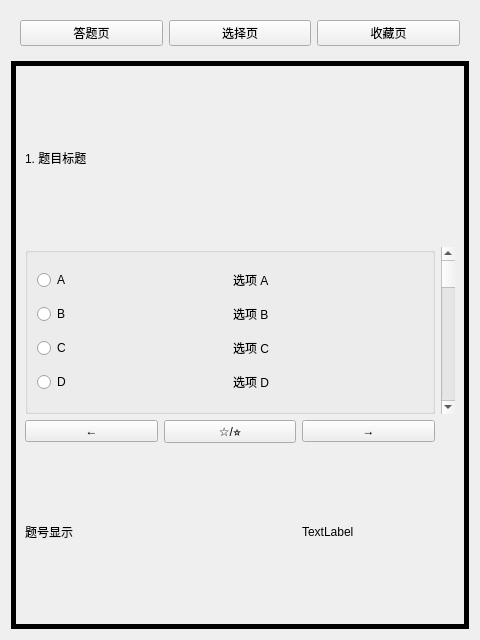
The window that src/ui/widgetOfStart.ui (azh-1415926/CS_Contest) describes before a commit, drawn with Qt 5.
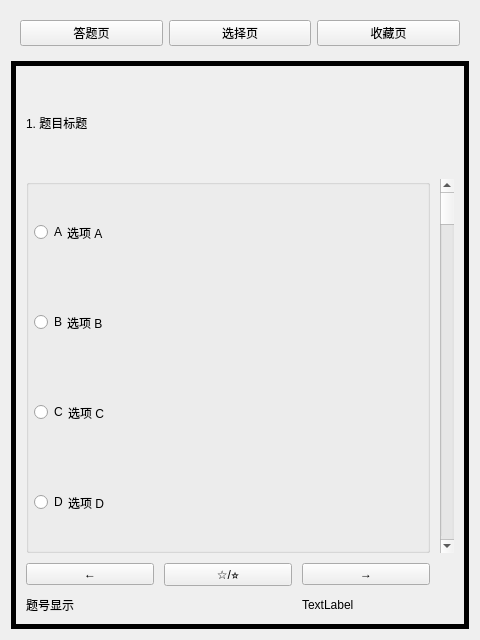
The same window after the commit. Custom widgets are drawn as their Qt base class.

Patch:
```diff
--- a/src/ui/widgetOfStart.ui
+++ b/src/ui/widgetOfStart.ui
@@ -50,18 +50,26 @@
       <number>0</number>
      </property>
      <widget class="QWidget" name="pageOfQuestion">
-      <layout class="QGridLayout" name="gridLayout">
-       <item row="1" column="3">
-        <widget class="QScrollBar" name="scrollOfQuestion">
-         <property name="orientation">
-          <enum>Qt::Vertical</enum>
-         </property>
-        </widget>
-       </item>
-       <item row="0" column="0" colspan="2">
-        <widget class="QLabel" name="textOfQuestion">
+      <layout class="QGridLayout" name="layoutOfQuestionPage" rowstretch="1,4,1,0" columnminimumwidth="0,0,0,0">
+       <property name="leftMargin">
+        <number>10</number>
+       </property>
+       <property name="topMargin">
+        <number>10</number>
+       </property>
+       <property name="rightMargin">
+        <number>10</number>
+       </property>
+       <property name="bottomMargin">
+        <number>10</number>
+       </property>
+       <property name="spacing">
+        <number>10</number>
+       </property>
+       <item row="2" column="1">
+        <widget class="QPushButton" name="collectButton">
          <property name="text">
-          <string>1. 题目标题</string>
+          <string>☆/⭐</string>
          </property>
         </widget>
        </item>
@@ -72,13 +80,6 @@
          </property>
         </widget>
        </item>
-       <item row="3" column="2" colspan="2">
-        <widget class="QLabel" name="sumOfQuestions">
-         <property name="text">
-          <string>TextLabel</string>
-         </property>
-        </widget>
-       </item>
        <item row="3" column="0">
         <widget class="QLabel" name="indexOfCurrentQuestion">
          <property name="enabled">
@@ -92,82 +93,145 @@
          </property>
         </widget>
        </item>
+       <item row="3" column="2" colspan="2">
+        <widget class="QLabel" name="sumOfQuestions">
+         <property name="text">
+          <string>TextLabel</string>
+         </property>
+        </widget>
+       </item>
+       <item row="0" column="0" colspan="2">
+        <widget class="QLabel" name="textOfQuestion">
+         <property name="text">
+          <string>1. 题目标题</string>
+         </property>
+        </widget>
+       </item>
+       <item row="2" column="2">
+        <widget class="QPushButton" name="nextButton">
+         <property name="text">
+          <string>→</string>
+         </property>
+        </widget>
+       </item>
        <item row="1" column="0" colspan="3">
-        <widget class="QGroupBox" name="optionOfQuestion">
+        <widget class="QGroupBox" name="optionsOfQuestion">
          <property name="title">
           <string/>
          </property>
-         <layout class="QGridLayout" name="gridLayout_2">
-          <item row="0" column="0">
+         <layout class="QVBoxLayout" name="layoutOfOptions" stretch="1,1,1,1">
+          <property name="spacing">
+           <number>5</number>
+          </property>
+          <property name="leftMargin">
+           <number>5</number>
+          </property>
+          <property name="topMargin">
+           <number>5</number>
+          </property>
+          <property name="rightMargin">
+           <number>5</number>
+          </property>
+          <property name="bottomMargin">
+           <number>5</number>
+          </property>
+          <item>
+           <layout class="QHBoxLayout" name="layoutOfOptionA" stretch="0,15">
+            <property name="spacing">
+             <number>0</number>
+            </property>
+            <property name="topMargin">
+             <number>0</number>
+            </property>
+            <property name="rightMargin">
+             <number>0</number>
+            </property>
+            <item>
            <widget class="QRadioButton" name="optionOfA">
             <property name="text">
              <string>A</string>
             </property>
            </widget>
           </item>
-          <item row="0" column="1">
-           <widget class="QLabel" name="textOfA">
+            <item>
+             <widget class="clickLabel" name="textOfA">
             <property name="text">
              <string>选项 A</string>
             </property>
            </widget>
           </item>
-          <item row="1" column="0">
+           </layout>
+          </item>
+          <item>
+           <layout class="QHBoxLayout" name="layoutOfOptionB" stretch="0,15">
+            <property name="spacing">
+             <number>0</number>
+            </property>
+            <item>
            <widget class="QRadioButton" name="optionOfB">
             <property name="text">
              <string>B</string>
             </property>
            </widget>
           </item>
-          <item row="1" column="1">
-           <widget class="QLabel" name="textOfB">
+            <item>
+             <widget class="clickLabel" name="textOfB">
             <property name="text">
              <string>选项 B</string>
             </property>
            </widget>
           </item>
-          <item row="2" column="0">
+           </layout>
+          </item>
+          <item>
+           <layout class="QHBoxLayout" name="layoutOfOptionC" stretch="0,15">
+            <property name="spacing">
+             <number>0</number>
+            </property>
+            <item>
            <widget class="QRadioButton" name="optionOfC">
             <property name="text">
              <string>C</string>
             </property>
            </widget>
           </item>
-          <item row="2" column="1">
-           <widget class="QLabel" name="textOfC">
+            <item>
+             <widget class="clickLabel" name="textOfC">
             <property name="text">
              <string>选项 C</string>
             </property>
            </widget>
           </item>
-          <item row="3" column="0">
+           </layout>
+          </item>
+          <item>
+           <layout class="QHBoxLayout" name="layoutOfOptionD" stretch="0,15">
+            <property name="spacing">
+             <number>0</number>
+            </property>
+            <item>
            <widget class="QRadioButton" name="optionOfD">
             <property name="text">
              <string>D</string>
             </property>
            </widget>
           </item>
-          <item row="3" column="1">
-           <widget class="QLabel" name="textOfD">
+            <item>
+             <widget class="clickLabel" name="textOfD">
             <property name="text">
              <string>选项 D</string>
             </property>
            </widget>
           </item>
          </layout>
-        </widget>
-       </item>
-       <item row="2" column="2">
-        <widget class="QPushButton" name="nextButton">
-         <property name="text">
-          <string>→</string>
-         </property>
+          </item>
+         </layout>
         </widget>
        </item>
-       <item row="2" column="1">
-        <widget class="QPushButton" name="collectButton">
-         <property name="text">
-          <string>☆/⭐</string>
+       <item row="1" column="3">
+        <widget class="QScrollBar" name="scrollOfQuestion">
+         <property name="orientation">
+          <enum>Qt::Vertical</enum>
          </property>
         </widget>
        </item>
@@ -212,6 +276,13 @@
    </item>
   </layout>
  </widget>
+ <customwidgets>
+  <customwidget>
+   <class>clickLabel</class>
+   <extends>QLabel</extends>
+   <header>component/clicklabel.h</header>
+  </customwidget>
+ </customwidgets>
  <resources/>
  <connections/>
 </ui>
```
Left out of the diff: 28 changed lines with no effect on the pictures. Lines whose indentation alone changed are shown as unchanged.
